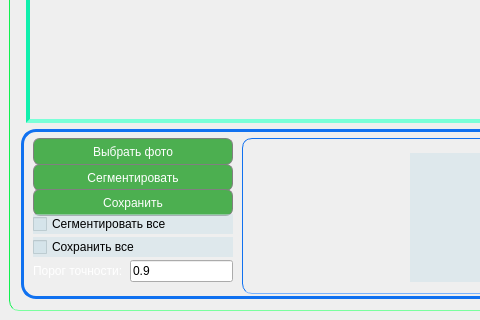
The window that FISH_segmentation/Application_Qt/Application_Qt_module_ui.ui (CG-UNN-LAB/FISH-data-processing) describes before a commit, drawn with Qt 5; both pictures show x 0 to 480 and y 353 to 673 of the 1083 by 673 pixel window.
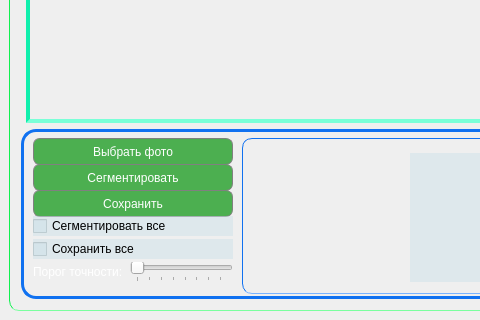
The same window after the commit. Icons and pictures are not drawn.

What changed in the file:
```diff
--- a/FISH_segmentation/Application_Qt/Application_Qt_module_ui.ui
+++ b/FISH_segmentation/Application_Qt/Application_Qt_module_ui.ui
@@ -447,9 +447,36 @@
               </widget>
              </item>
              <item>
-              <widget class="QLineEdit" name="labelAccuracy">
-               <property name="text">
-                <string>0.9</string>
+              <widget class="QSlider" name="horizontalSlider">
+               <property name="mouseTracking">
+                <bool>false</bool>
+               </property>
+               <property name="tabletTracking">
+                <bool>false</bool>
+               </property>
+               <property name="acceptDrops">
+                <bool>false</bool>
+               </property>
+               <property name="autoFillBackground">
+                <bool>false</bool>
+               </property>
+               <property name="minimum">
+                <number>25</number>
+               </property>
+               <property name="tracking">
+                <bool>true</bool>
+               </property>
+               <property name="orientation">
+                <enum>Qt::Horizontal</enum>
+               </property>
+               <property name="invertedAppearance">
+                <bool>false</bool>
+               </property>
+               <property name="invertedControls">
+                <bool>false</bool>
+               </property>
+               <property name="tickPosition">
+                <enum>QSlider::TicksBelow</enum>
                </property>
               </widget>
              </item>
```
